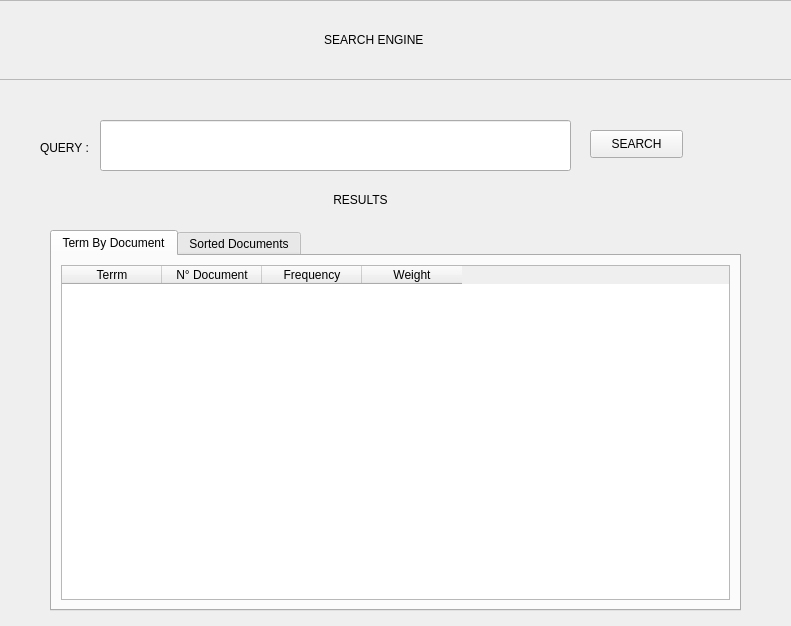
Qt form Artificial Intelligence/Search Engine/UI/Ri_Project.ui (maher-cshub/Projects) before a commit.
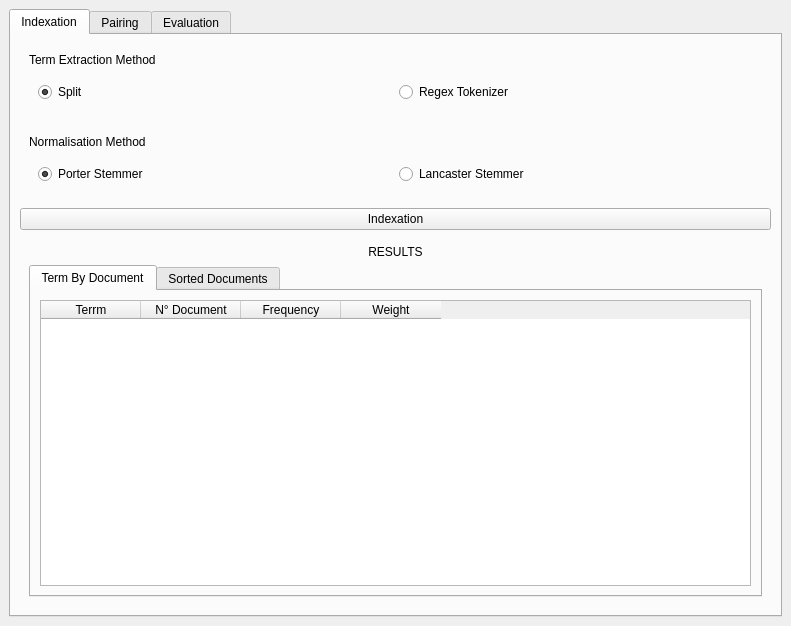
The same form after that commit. The open tabs and pages were chosen to show the change.

What changed in the file:
```diff
--- a/Artificial Intelligence/Search Engine/UI/Ri_Project.ui
+++ b/Artificial Intelligence/Search Engine/UI/Ri_Project.ui
@@ -14,80 +14,218 @@
    <string>MainWindow</string>
   </property>
   <widget class="QWidget" name="centralwidget">
-   <widget class="QLineEdit" name="query_input">
-    <property name="geometry">
-     <rect>
-      <x>100</x>
-      <y>120</y>
-      <width>471</width>
-      <height>51</height>
-     </rect>
-    </property>
-   </widget>
-   <widget class="QFrame" name="frame">
-    <property name="geometry">
-     <rect>
-      <x>-10</x>
-      <y>0</y>
-      <width>821</width>
-      <height>80</height>
-     </rect>
-    </property>
-    <property name="frameShape">
-     <enum>QFrame::StyledPanel</enum>
-    </property>
-    <property name="frameShadow">
-     <enum>QFrame::Raised</enum>
-    </property>
+   <layout class="QVBoxLayout" name="verticalLayout_3">
+    <item>
+     <widget class="QTabWidget" name="tabWidget_2">
+      <property name="currentIndex">
+       <number>0</number>
+      </property>
+      <widget class="QWidget" name="indexation">
+       <attribute name="title">
+        <string>Indexation</string>
+       </attribute>
+       <layout class="QVBoxLayout" name="verticalLayout_7">
+        <item>
+         <widget class="QWidget" name="widget_4" native="true">
+          <layout class="QVBoxLayout" name="verticalLayout_5">
+           <item>
     <widget class="QLabel" name="label">
-     <property name="geometry">
-      <rect>
-       <x>240</x>
-       <y>10</y>
-       <width>291</width>
-       <height>61</height>
-      </rect>
-     </property>
+             <property name="text">
+              <string>Term Extraction Method</string>
+             </property>
+            </widget>
+           </item>
+           <item>
+            <widget class="QWidget" name="widget_5" native="true">
+             <layout class="QHBoxLayout" name="horizontalLayout_2">
+              <item>
+               <widget class="QRadioButton" name="split_rbtn">
      <property name="text">
-      <string>&lt;html&gt;&lt;head/&gt;&lt;body&gt;&lt;p align=&quot;center&quot;&gt;SEARCH ENGINE &lt;/p&gt;&lt;/body&gt;&lt;/html&gt;</string>
-     </property>
-    </widget>
-   </widget>
+                 <string>Split</string>
+                </property>
+                <property name="checked">
+                 <bool>true</bool>
+                </property>
+               </widget>
+              </item>
+              <item>
+               <widget class="QRadioButton" name="regex_tokenizer_rbtn">
+                <property name="text">
+                 <string>Regex Tokenizer</string>
+                </property>
+               </widget>
+              </item>
+             </layout>
+            </widget>
+           </item>
+          </layout>
+         </widget>
+        </item>
+        <item>
+         <widget class="QWidget" name="widget_6" native="true">
+          <layout class="QVBoxLayout" name="verticalLayout_6">
+           <item>
+            <widget class="QLabel" name="label_5">
+             <property name="text">
+              <string>Normalisation Method</string>
+             </property>
+            </widget>
+           </item>
+           <item>
+            <widget class="QWidget" name="widget_7" native="true">
+             <layout class="QHBoxLayout" name="horizontalLayout_3">
+              <item>
+               <widget class="QRadioButton" name="porter_stemmer_rbtn">
+                <property name="text">
+                 <string>Porter Stemmer</string>
+                </property>
+                <property name="checked">
+                 <bool>true</bool>
+                </property>
+               </widget>
+              </item>
+              <item>
+               <widget class="QRadioButton" name="lancaster_stemmer_rbtn">
+                <property name="text">
+                 <string>Lancaster Stemmer</string>
+                </property>
+               </widget>
+              </item>
+             </layout>
+            </widget>
+           </item>
+          </layout>
+         </widget>
+        </item>
+        <item>
+         <widget class="QPushButton" name="indexation_btn">
+          <property name="text">
+           <string>Indexation</string>
+          </property>
+         </widget>
+        </item>
+        <item>
+         <widget class="QWidget" name="widget_3" native="true">
+          <layout class="QVBoxLayout" name="verticalLayout_4">
+           <item>
+            <widget class="QLabel" name="label_4">
+             <property name="text">
+              <string>&lt;html&gt;&lt;head/&gt;&lt;body&gt;&lt;p align=&quot;center&quot;&gt;RESULTS&lt;/p&gt;&lt;/body&gt;&lt;/html&gt;</string>
+             </property>
+            </widget>
+           </item>
+           <item>
+            <widget class="QTabWidget" name="tabWidget_3">
+             <property name="currentIndex">
+              <number>0</number>
+             </property>
+             <widget class="QWidget" name="term_by_document_tab_2">
+              <property name="accessibleName">
+               <string/>
+              </property>
+              <attribute name="title">
+               <string>Term By Document</string>
+              </attribute>
+              <layout class="QGridLayout" name="gridLayout_3">
+               <item row="0" column="0">
+                <widget class="QTableWidget" name="term_by_document_table_2">
+                 <column>
+                  <property name="text">
+                   <string>Terrm</string>
+                  </property>
+                 </column>
+                 <column>
+                  <property name="text">
+                   <string>N° Document</string>
+                  </property>
+                 </column>
+                 <column>
+                  <property name="text">
+                   <string>Frequency</string>
+                  </property>
+                 </column>
+                 <column>
+                  <property name="text">
+                   <string>Weight</string>
+                  </property>
+                 </column>
+                </widget>
+               </item>
+              </layout>
+             </widget>
+             <widget class="QWidget" name="sorted_documents_tab_2">
+              <attribute name="title">
+               <string>Sorted Documents</string>
+              </attribute>
+              <layout class="QGridLayout" name="gridLayout_4">
+               <item row="0" column="0">
+                <widget class="QTableWidget" name="stored_documents_table_2">
+                 <column>
+                  <property name="text">
+                   <string>N° Document </string>
+                  </property>
+                 </column>
+                 <column>
+                  <property name="text">
+                   <string>Relevance</string>
+                  </property>
+                 </column>
+                </widget>
+               </item>
+              </layout>
+             </widget>
+            </widget>
+           </item>
+          </layout>
+         </widget>
+        </item>
+       </layout>
+      </widget>
+      <widget class="QWidget" name="pairing">
+       <attribute name="title">
+        <string>Pairing</string>
+       </attribute>
+      </widget>
+      <widget class="QWidget" name="evaluation">
+       <attribute name="title">
+        <string>Evaluation</string>
+       </attribute>
+       <layout class="QVBoxLayout" name="verticalLayout_2">
+        <item>
+         <widget class="QWidget" name="widget" native="true">
+          <layout class="QHBoxLayout" name="horizontalLayout">
+           <item>
    <widget class="QLabel" name="label_2">
-    <property name="geometry">
-     <rect>
-      <x>40</x>
-      <y>140</y>
-      <width>55</width>
-      <height>16</height>
-     </rect>
-    </property>
     <property name="text">
      <string>QUERY :</string>
     </property>
    </widget>
+           </item>
+           <item>
+            <widget class="QLineEdit" name="query_input"/>
+           </item>
+           <item>
+            <widget class="QPushButton" name="search_btn">
+             <property name="text">
+              <string>SEARCH</string>
+             </property>
+            </widget>
+           </item>
+          </layout>
+         </widget>
+        </item>
+        <item>
+         <widget class="QWidget" name="widget_2" native="true">
+          <layout class="QVBoxLayout" name="verticalLayout">
+           <item>
    <widget class="QLabel" name="label_3">
-    <property name="geometry">
-     <rect>
-      <x>320</x>
-      <y>190</y>
-      <width>81</width>
-      <height>21</height>
-     </rect>
-    </property>
     <property name="text">
      <string>&lt;html&gt;&lt;head/&gt;&lt;body&gt;&lt;p align=&quot;center&quot;&gt;RESULTS&lt;/p&gt;&lt;/body&gt;&lt;/html&gt;</string>
     </property>
    </widget>
+           </item>
+           <item>
    <widget class="QTabWidget" name="tabWidget">
-    <property name="geometry">
-     <rect>
-      <x>50</x>
-      <y>230</y>
-      <width>691</width>
-      <height>381</height>
-     </rect>
-    </property>
     <property name="currentIndex">
      <number>1</number>
     </property>
@@ -147,19 +285,15 @@
      </layout>
     </widget>
    </widget>
-   <widget class="QPushButton" name="search_btn">
-    <property name="geometry">
-     <rect>
-      <x>590</x>
-      <y>130</y>
-      <width>93</width>
-      <height>28</height>
-     </rect>
-    </property>
-    <property name="text">
-     <string>SEARCH</string>
-    </property>
-   </widget>
+           </item>
+          </layout>
+         </widget>
+        </item>
+       </layout>
+      </widget>
+     </widget>
+    </item>
+   </layout>
   </widget>
  </widget>
  <resources/>
```
Left out of the diff: 2 changed lines with no effect on the pictures. Lines whose indentation alone changed are shown as unchanged.
